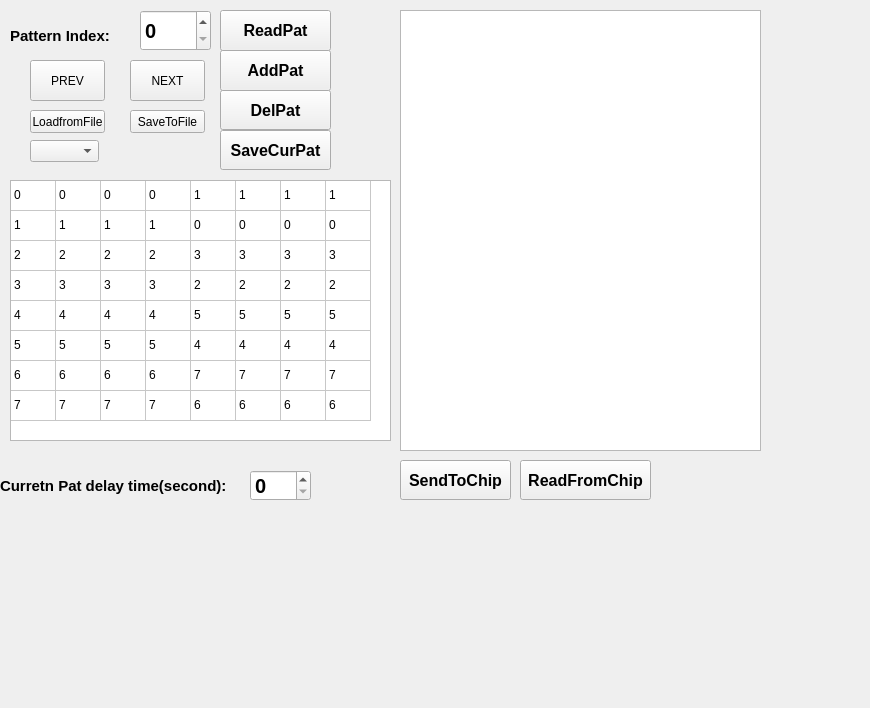
hooloong/gitpython, file twoFirst01/DimmingDebugger_Readback_SX7/TestPattern_res.ui: the form before one commit.
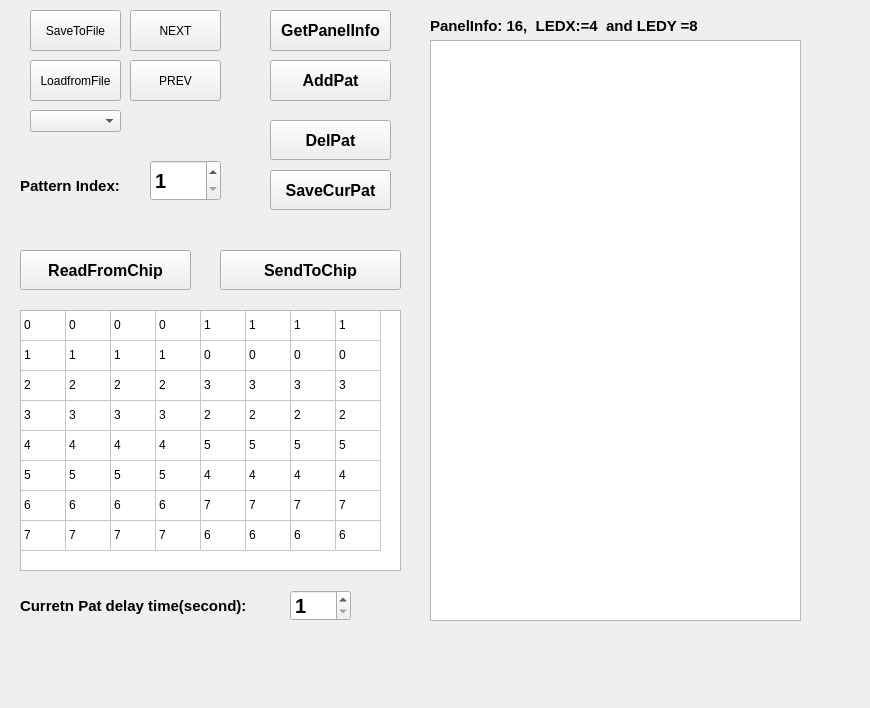
The form after the commit.

```diff
--- a/twoFirst01/DimmingDebugger_Readback_SX7/TestPattern_res.ui
+++ b/twoFirst01/DimmingDebugger_Readback_SX7/TestPattern_res.ui
@@ -16,9 +16,9 @@
   <widget class="QPushButton" name="pushButton_addpattern">
    <property name="geometry">
     <rect>
-     <x>220</x>
-     <y>50</y>
-     <width>111</width>
+     <x>270</x>
+     <y>60</y>
+     <width>121</width>
      <height>41</height>
     </rect>
    </property>
@@ -39,8 +39,8 @@
    </property>
    <property name="geometry">
     <rect>
-     <x>140</x>
-     <y>10</y>
+     <x>150</x>
+     <y>160</y>
      <width>71</width>
      <height>41</height>
     </rect>
@@ -53,10 +53,13 @@
     </font>
    </property>
    <property name="minimum">
-    <number>0</number>
+    <number>1</number>
+   </property>
+   <property name="maximum">
+    <number>100</number>
    </property>
    <property name="value">
-    <number>0</number>
+    <number>1</number>
    </property>
   </widget>
   <widget class="QPushButton" name="pushButton_savepatToFile">
@@ -65,10 +68,10 @@
    </property>
    <property name="geometry">
     <rect>
-     <x>130</x>
-     <y>110</y>
-     <width>75</width>
-     <height>23</height>
+     <x>30</x>
+     <y>10</y>
+     <width>91</width>
+     <height>41</height>
     </rect>
    </property>
    <property name="text">
@@ -81,9 +84,9 @@
    </property>
    <property name="geometry">
     <rect>
-     <x>30</x>
+     <x>130</x>
      <y>60</y>
-     <width>75</width>
+     <width>91</width>
      <height>41</height>
     </rect>
    </property>
@@ -98,8 +101,8 @@
    <property name="geometry">
     <rect>
      <x>130</x>
-     <y>60</y>
-     <width>75</width>
+     <y>10</y>
+     <width>91</width>
      <height>41</height>
     </rect>
    </property>
@@ -110,8 +113,8 @@
   <widget class="QLabel" name="label_patindex">
    <property name="geometry">
     <rect>
-     <x>10</x>
-     <y>20</y>
+     <x>20</x>
+     <y>170</y>
      <width>121</width>
      <height>31</height>
     </rect>
@@ -130,9 +133,9 @@
   <widget class="QPushButton" name="pushButton_readpattern">
    <property name="geometry">
     <rect>
-     <x>220</x>
+     <x>270</x>
      <y>10</y>
-     <width>111</width>
+     <width>121</width>
      <height>41</height>
     </rect>
    </property>
@@ -144,7 +147,7 @@
     </font>
    </property>
    <property name="text">
-    <string>ReadPat</string>
+    <string>GetPanelInfo</string>
    </property>
   </widget>
   <widget class="QPushButton" name="pushButton_loadpatfromFile">
@@ -154,9 +157,9 @@
    <property name="geometry">
     <rect>
      <x>30</x>
-     <y>110</y>
-     <width>75</width>
-     <height>23</height>
+     <y>60</y>
+     <width>91</width>
+     <height>41</height>
     </rect>
    </property>
    <property name="text">
@@ -166,18 +169,18 @@
   <widget class="QPlainTextEdit" name="plainTextEdi_pats">
    <property name="geometry">
     <rect>
-     <x>400</x>
-     <y>10</y>
-     <width>361</width>
-     <height>441</height>
+     <x>430</x>
+     <y>40</y>
+     <width>371</width>
+     <height>581</height>
     </rect>
    </property>
   </widget>
   <widget class="QLabel" name="label_patdelay">
    <property name="geometry">
     <rect>
-     <x>0</x>
-     <y>470</y>
+     <x>20</x>
+     <y>590</y>
      <width>251</width>
      <height>31</height>
     </rect>
@@ -199,8 +202,8 @@
    </property>
    <property name="geometry">
     <rect>
-     <x>250</x>
-     <y>470</y>
+     <x>290</x>
+     <y>590</y>
      <width>61</width>
      <height>31</height>
     </rect>
@@ -213,18 +216,21 @@
     </font>
    </property>
    <property name="minimum">
-    <number>0</number>
+    <number>1</number>
+   </property>
+   <property name="maximum">
+    <number>500</number>
    </property>
    <property name="value">
-    <number>0</number>
+    <number>1</number>
    </property>
   </widget>
   <widget class="QPushButton" name="pushButton_delpattern">
    <property name="geometry">
     <rect>
-     <x>220</x>
-     <y>90</y>
-     <width>111</width>
+     <x>270</x>
+     <y>120</y>
+     <width>121</width>
      <height>40</height>
     </rect>
    </property>
@@ -242,9 +248,9 @@
   <widget class="QPushButton" name="pushButton_sendpattochip">
    <property name="geometry">
     <rect>
-     <x>400</x>
-     <y>460</y>
-     <width>111</width>
+     <x>220</x>
+     <y>250</y>
+     <width>181</width>
      <height>40</height>
     </rect>
    </property>
@@ -262,9 +268,9 @@
   <widget class="QPushButton" name="pushButton_savecurrentpat">
    <property name="geometry">
     <rect>
-     <x>220</x>
-     <y>130</y>
-     <width>111</width>
+     <x>270</x>
+     <y>170</y>
+     <width>121</width>
      <height>40</height>
     </rect>
    </property>
@@ -282,9 +288,9 @@
   <widget class="QPushButton" name="pushButton_readfromchip">
    <property name="geometry">
     <rect>
-     <x>520</x>
-     <y>460</y>
-     <width>131</width>
+     <x>20</x>
+     <y>250</y>
+     <width>171</width>
      <height>40</height>
     </rect>
    </property>
@@ -303,8 +309,8 @@
    <property name="geometry">
     <rect>
      <x>30</x>
-     <y>140</y>
-     <width>69</width>
+     <y>110</y>
+     <width>91</width>
      <height>22</height>
     </rect>
    </property>
@@ -312,8 +318,8 @@
   <widget class="QTableWidget" name="tableWidget_pattern">
    <property name="geometry">
     <rect>
-     <x>10</x>
-     <y>180</y>
+     <x>20</x>
+     <y>310</y>
      <width>381</width>
      <height>261</height>
     </rect>
@@ -676,6 +682,26 @@
     </property>
    </item>
   </widget>
+  <widget class="QLabel" name="label_paneinfo_1">
+   <property name="geometry">
+    <rect>
+     <x>430</x>
+     <y>10</y>
+     <width>311</width>
+     <height>31</height>
+    </rect>
+   </property>
+   <property name="font">
+    <font>
+     <pointsize>11</pointsize>
+     <weight>75</weight>
+     <bold>true</bold>
+    </font>
+   </property>
+   <property name="text">
+    <string>PanelInfo: 16,  LEDX:=4  and LEDY =8</string>
+   </property>
+  </widget>
  </widget>
  <resources/>
  <connections/>
```
Left out of the diff: 2 changed lines with no effect on the pictures.
